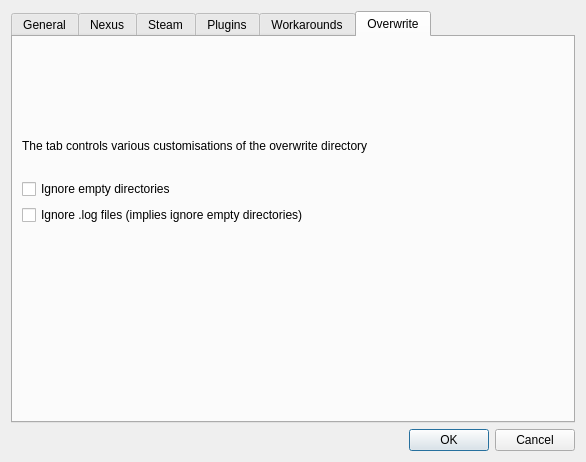
First picture: the form in modorganizer/src/settingsdialog.ui, repository Holt59/mo2-merge, before the edit.
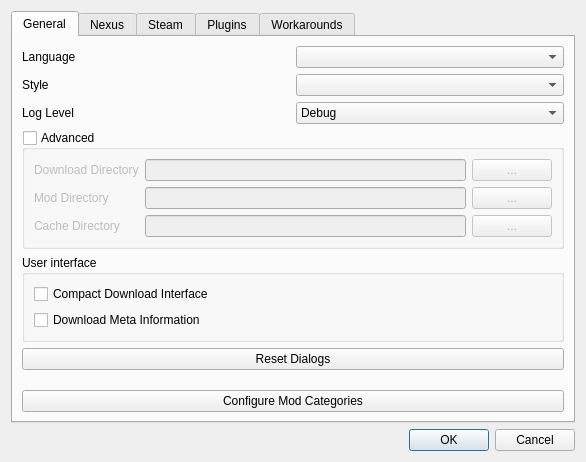
Second picture: the form after the edit. The open tabs and pages were chosen to show the change. Icons and pictures are not drawn.

Commit message: [modorganizer] and now I find out I don't need to do it at all

```diff
--- a/modorganizer/src/settingsdialog.ui
+++ b/modorganizer/src/settingsdialog.ui
@@ -884,86 +884,6 @@
        </item>
       </layout>
      </widget>
-     <widget class="QWidget" name="overwriteTab">
-      <attribute name="title">
-       <string>Overwrite</string>
-      </attribute>
-      <layout class="QGridLayout" name="gridLayout_2">
-       <item row="4" column="0">
-        <widget class="QCheckBox" name="ignoreLogFileBox">
-         <property name="statusTip">
-          <string/>
-         </property>
-         <property name="text">
-          <string>Ignore .log files (implies ignore empty directories)</string>
-         </property>
-        </widget>
-       </item>
-       <item row="6" column="0">
-        <spacer name="verticalSpacer_6">
-         <property name="orientation">
-          <enum>Qt::Vertical</enum>
-         </property>
-         <property name="sizeHint" stdset="0">
-          <size>
-           <width>20</width>
-           <height>40</height>
-          </size>
-         </property>
-        </spacer>
-       </item>
-       <item row="0" column="0">
-        <spacer name="verticalSpacer_8">
-         <property name="orientation">
-          <enum>Qt::Vertical</enum>
-         </property>
-         <property name="sizeHint" stdset="0">
-          <size>
-           <width>20</width>
-           <height>40</height>
-          </size>
-         </property>
-        </spacer>
-       </item>
-       <item row="5" column="0">
-        <spacer name="verticalSpacer_9">
-         <property name="orientation">
-          <enum>Qt::Vertical</enum>
-         </property>
-         <property name="sizeHint" stdset="0">
-          <size>
-           <width>20</width>
-           <height>40</height>
-          </size>
-         </property>
-        </spacer>
-       </item>
-       <item row="2" column="0">
-        <widget class="QLabel" name="label_23">
-         <property name="text">
-          <string/>
-         </property>
-        </widget>
-       </item>
-       <item row="1" column="0">
-        <widget class="QLabel" name="label_22">
-         <property name="text">
-          <string>The tab controls various customisations of the overwrite directory</string>
-         </property>
-        </widget>
-       </item>
-       <item row="3" column="0">
-        <widget class="QCheckBox" name="ignoreEmptyDirBox">
-         <property name="toolTip">
-          <string/>
-         </property>
-         <property name="text">
-          <string>Ignore empty directories</string>
-         </property>
-        </widget>
-       </item>
-      </layout>
-     </widget>
     </widget>
    </item>
    <item>
```
The commit also changes 2 other files.
